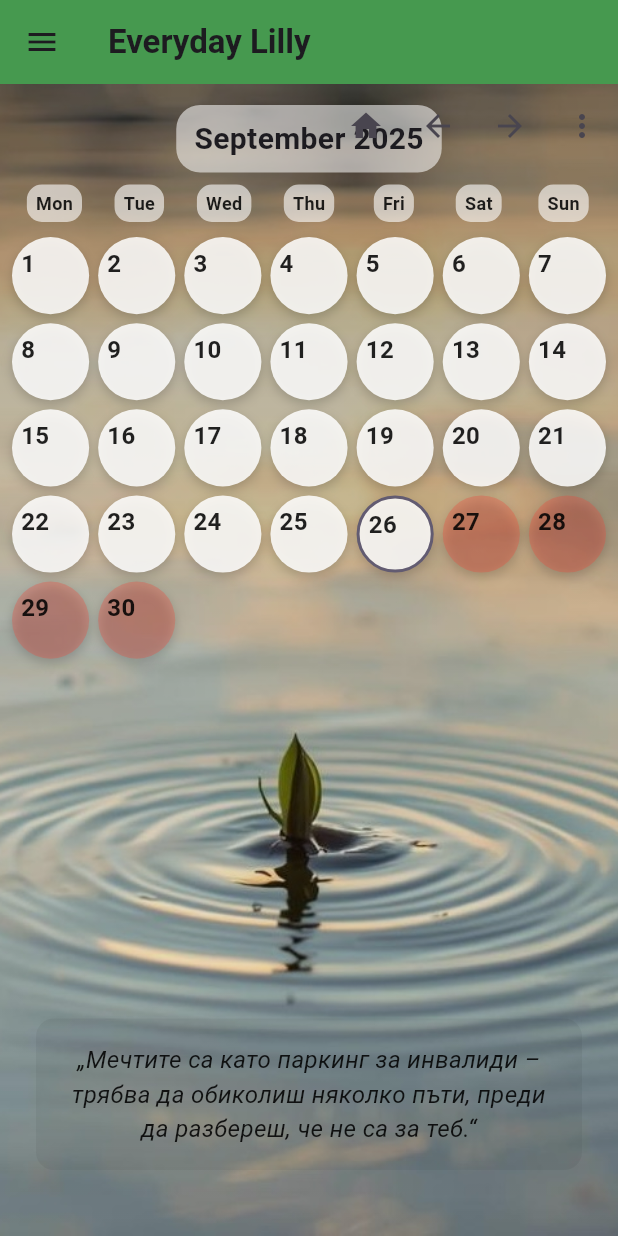
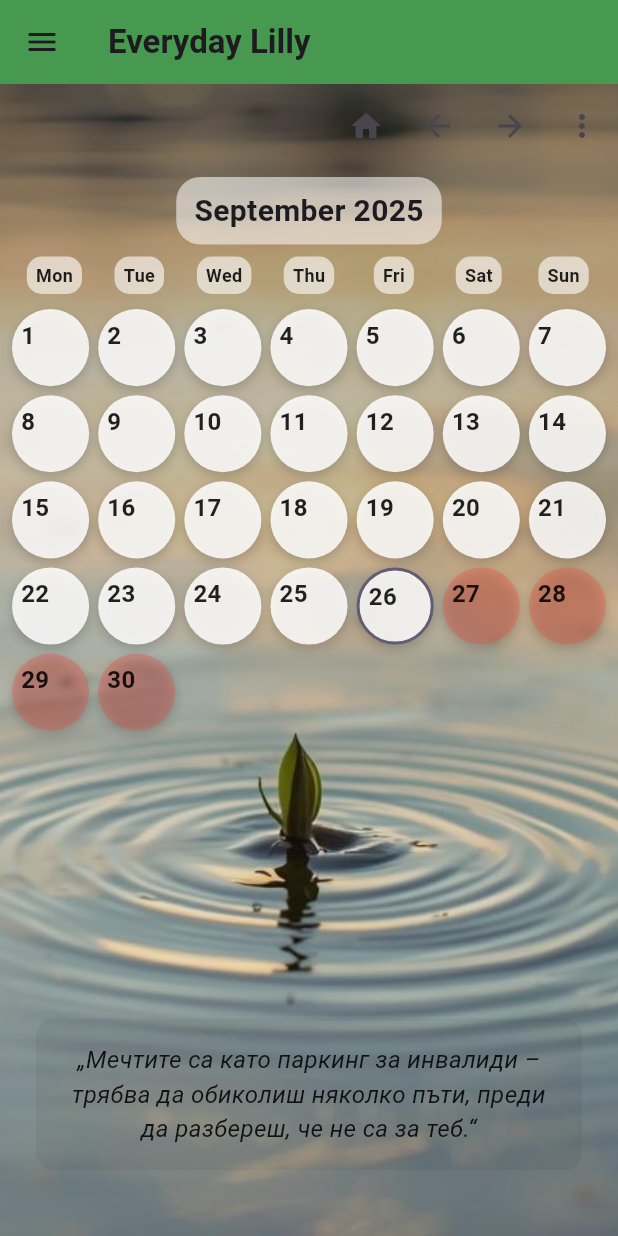
Before and after one commit to Bobsnadenica/everyday_lilly, a Flutter app: the screen it shows after launch, after a tap on "Отвори календара", on a phone screen of 412 x 824 dp. Run offline on Flutter 3.47's test engine with Material 3 defaults, Android fonts, the phone set to English and light mode, and no system bars; our stand-ins replace cross_file, flutter_local_notifications, flutter_timezone, image_picker, share_plus, shared_preferences and 2 more; missing offline and left inert: ffmpeg_kit_flutter_platform_interface; network calls fail; project files that could hold a hidden picture were left out.

Commit message:
Update za Prava i Sistema

```diff
--- a/lib/pages/calendar_page.dart
+++ b/lib/pages/calendar_page.dart
@@ -591,6 +591,11 @@ class _CalendarPageState extends State<CalendarPage> {
         children: [
           _buildBackground(isDark),
           Positioned.fill(
+            child: Column(
+              children: [
+                // Add a fixed space below AppBar to visually separate controls from calendar grid
+                const SizedBox(height: 50),
+                Expanded(
                   child: Padding(
                     padding: const EdgeInsets.only(bottom: 24),
                     child: PageView.builder(
@@ -600,6 +605,9 @@ class _CalendarPageState extends State<CalendarPage> {
                         return _buildMonthView(monthIndex, now);
                       },
                     ),
+                  ),
+                ),
+              ],
             ),
           ),
         ],
@@ -718,7 +726,6 @@ class _CalendarPageState extends State<CalendarPage> {
     );
   }
 
-  /// Builds the month grid view for the given month index and current date.
   Widget _buildMonthView(int monthIndex, DateTime now) {
     final isDark = Theme.of(context).brightness == Brightness.dark;
     final monthDate = DateTime(_currentYear, monthIndex + 1, 1);
@@ -726,7 +733,7 @@ class _CalendarPageState extends State<CalendarPage> {
     final weekdayOffset = monthDate.weekday - 1;
     return Column(
       children: [
-        SizedBox(height: MediaQuery.of(context).padding.top + 8),
+        const SizedBox(height: 6),
         Padding(
           padding: const EdgeInsets.symmetric(horizontal: 12, vertical: 6),
           child: Container(
--- a/lib/pages/front_page.dart
+++ b/lib/pages/front_page.dart
@@ -65,7 +65,7 @@ class _FrontPageState extends State<FrontPage> {
                 : const Center(child: CircularProgressIndicator()),
           ),
           Positioned(
-            top: 16,
+            top: 50,
             right: 16,
             child: Row(
               mainAxisSize: MainAxisSize.min,
@@ -213,7 +213,7 @@ class _Description extends StatelessWidget {
   @override
   Widget build(BuildContext context) {
     final text = language == 'bg'
-        ? 'Заснемай снимка всеки ден и виж своето развитие.\nВдъхновено от дъщеря ми Лили.\nОбичам те, Лили <3'
+        ? 'Заснемай снимка всеки ден и виж развитието на своята лилия.\nВдъхновено от дъщеря ми Лили.\nОбичам те, Лили <3'
         : 'Capture a photo each day and see your growth journey unfold.\nInspired by my daughter Lilly.\nI love you, Lilly <3';
     return Text(
       text,
```
Lines whose indentation alone changed are shown as unchanged.
